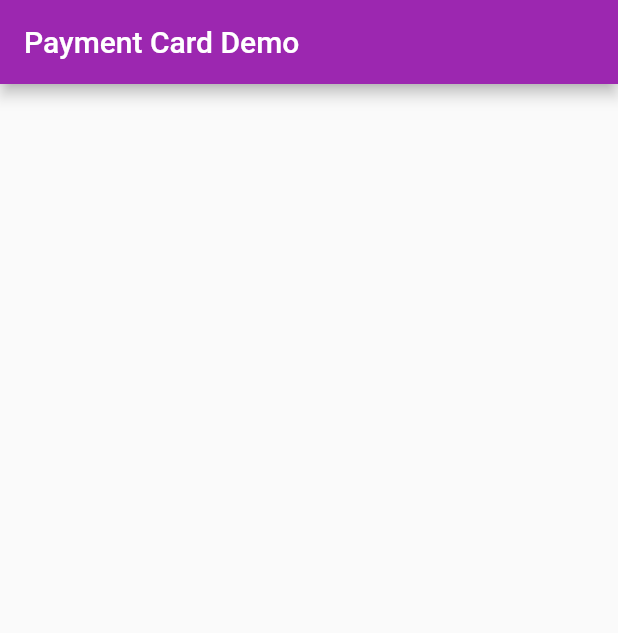
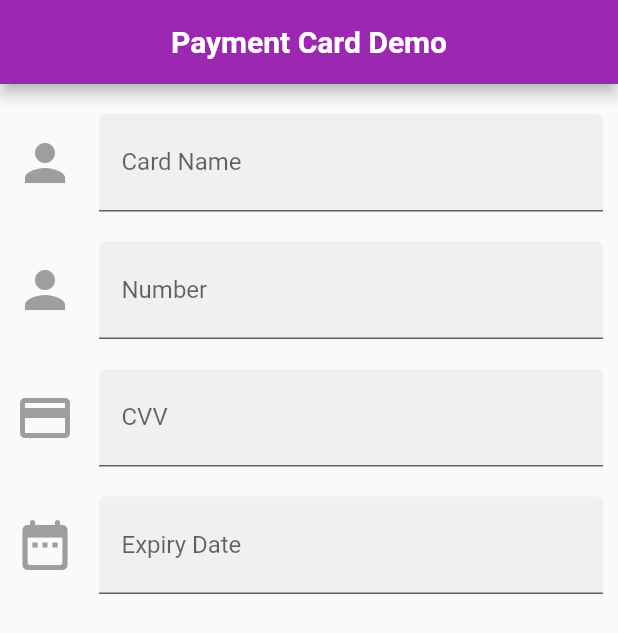
Before and after one commit to Naandalist/payment-card-ui, a Flutter app: the screen it shows after launch, on a phone screen of 412 x 824 dp. Shown: the top 633 px of the screen. Run offline on Flutter 3.47's test engine with Material 2 defaults, Android fonts, the phone set to English and light mode, and no system bars.

```diff
--- a/lib/appScreen.dart
+++ b/lib/appScreen.dart
@@ -10,7 +10,85 @@ class AppScreenState extends State<AppScreen> {
   Widget build(BuildContext context) {
     return Scaffold(
       appBar: AppBar(
-        title: Text('Payment Card Demo'),
+        centerTitle: true,
+        title: Text('Payment Card Demo',
+            style: TextStyle(fontWeight: FontWeight.bold)),
+      ),
+      body: Container(
+        child: Form(
+          child: ListView(
+            children: <Widget>[
+              Container(
+                margin: EdgeInsets.fromLTRB(10, 20, 10, 20),
+                child: TextFormField(
+                  decoration: InputDecoration(
+                    contentPadding: const EdgeInsets.all(15.0),
+                    icon: Icon(
+                      Icons.person,
+                      size: 40.0,
+                      color: Colors.grey,
+                    ),
+                    border: UnderlineInputBorder(),
+                    filled: true,
+                    hintText: 'e.g. Musa Adebola',
+                    labelText: 'Card Name',
+                  ),
+                ),
+              ),
+              Container(
+                margin: EdgeInsets.fromLTRB(10, 0, 10, 20),
+                child: TextFormField(
+                  decoration: InputDecoration(
+                    contentPadding: const EdgeInsets.all(15.0),
+                    icon: Icon(
+                      Icons.person,
+                      size: 40.0,
+                      color: Colors.grey,
+                    ),
+                    border: UnderlineInputBorder(),
+                    filled: true,
+                    hintText: 'e.g. Musa Adebola',
+                    labelText: 'Number',
+                  ),
+                ),
+              ),
+              Container(
+                margin: EdgeInsets.fromLTRB(10, 0, 10, 20),
+                child: TextFormField(
+                  decoration: InputDecoration(
+                    contentPadding: const EdgeInsets.all(15.0),
+                    icon: Icon(
+                      Icons.payment_outlined,
+                      size: 40.0,
+                      color: Colors.grey,
+                    ),
+                    border: UnderlineInputBorder(),
+                    filled: true,
+                    hintText: 'e.g. Musa Adebola',
+                    labelText: 'CVV',
+                  ),
+                ),
+              ),
+              Container(
+                margin: EdgeInsets.fromLTRB(10, 0, 10, 20),
+                child: TextFormField(
+                  decoration: InputDecoration(
+                    contentPadding: const EdgeInsets.all(15.0),
+                    icon: Icon(
+                      Icons.date_range_rounded,
+                      size: 40.0,
+                      color: Colors.grey,
+                    ),
+                    border: UnderlineInputBorder(),
+                    filled: true,
+                    hintText: 'MM/YY',
+                    labelText: 'Expiry Date',
+                  ),
+                ),
+              ),
+            ],
+          ),
+        ),
       ),
     );
   }
```
